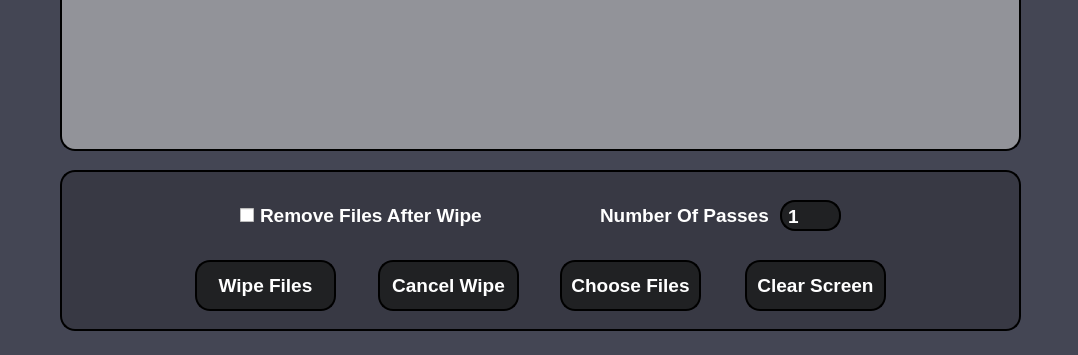
Old version of the form FileShredder/FileShredder.ui in the repository Shayhha/CryptoShredder; both pictures show x 0 to 1078 and y 250 to 605 of the 1078 by 605 pixel window.
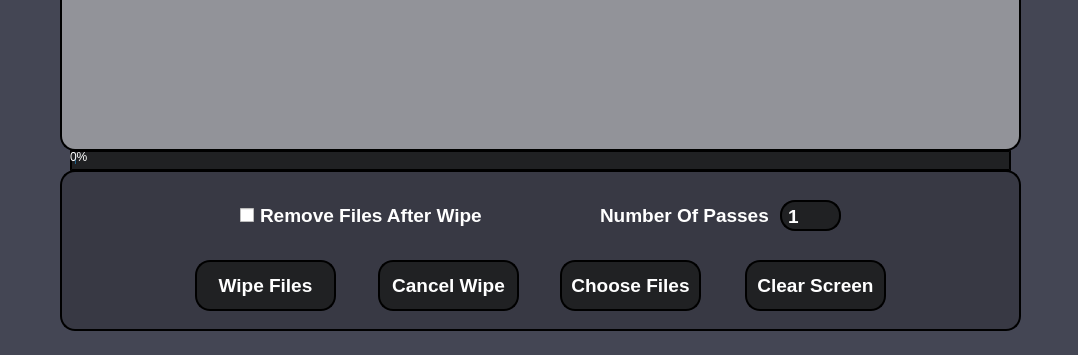
New version of the form.

Commit message: Added new progress bar for indication of current progress of wipe.

Diff of the .ui file:
```diff
--- a/FileShredder/FileShredder.ui
+++ b/FileShredder/FileShredder.ui
@@ -503,6 +503,37 @@
     <zorder>NumberOfPassesLabel</zorder>
     <zorder>CancelWipeButton</zorder>
    </widget>
+   <widget class="QProgressBar" name="progressBar">
+    <property name="geometry">
+     <rect>
+      <x>70</x>
+      <y>400</y>
+      <width>941</width>
+      <height>21</height>
+     </rect>
+    </property>
+    <property name="font">
+     <font>
+      <family>Arial</family>
+     </font>
+    </property>
+    <property name="styleSheet">
+     <string notr="true">background-color: rgba(32,33,35,255);
+color: white;
+border-radius: 15px;
+border-style: outset;
+border-width: 2px;
+border-radius: 15px;
+border-color: black;
+padding: 4px;</string>
+    </property>
+    <property name="value">
+     <number>0</number>
+    </property>
+    <property name="textVisible">
+     <bool>true</bool>
+    </property>
+   </widget>
   </widget>
  </widget>
  <layoutdefault spacing="6" margin="11"/>
```
The commit also changes 1 other file.
